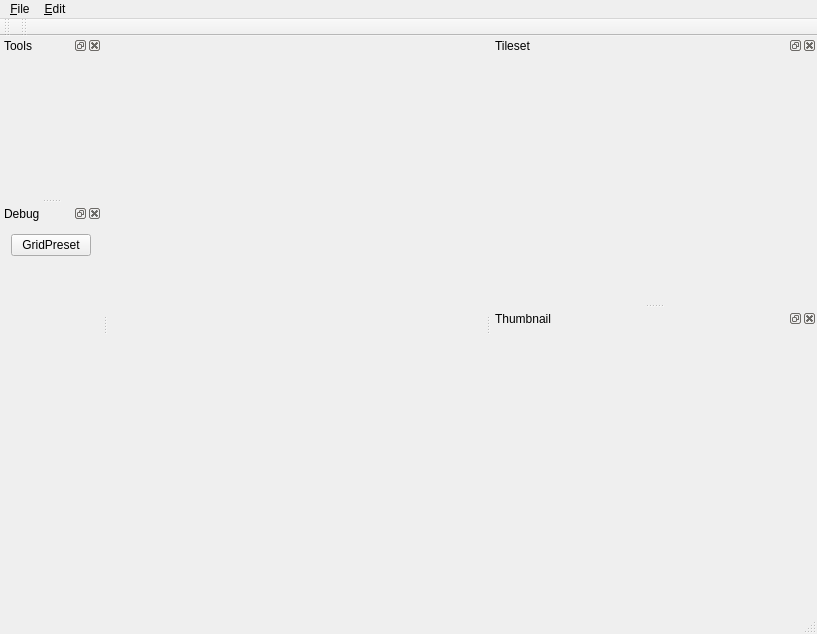
Before: the Qt Designer form src/scme_ui/Editor.ui in samapico/scme, drawn with Qt 5.
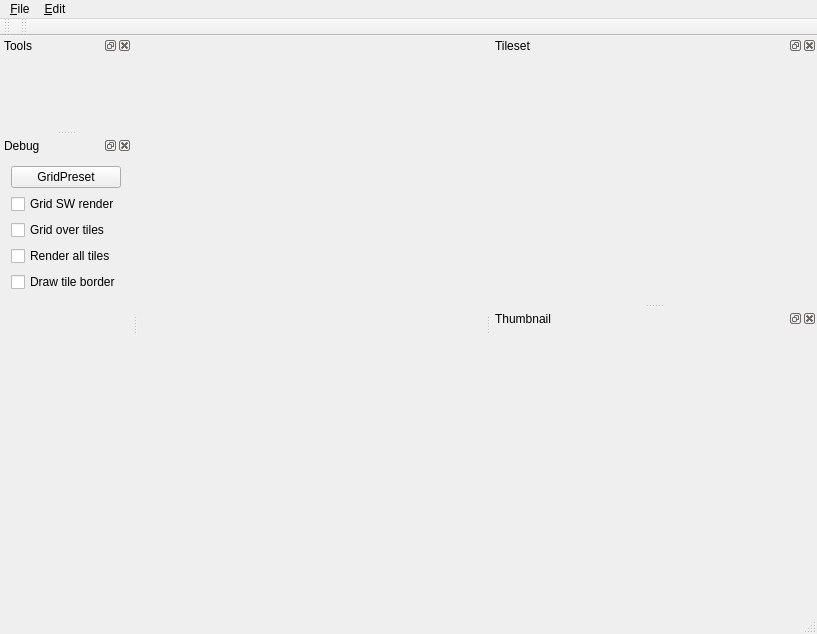
After: the same form once the commit is applied. Custom widgets are drawn as their Qt base class.

Commit message: Fine-tuned rendering of tiles and grid: - Added a grid rendering shader (can still be toggled off to use the software grid rendering); - Fixed various flickering issues; - Adjusted drawing order for more consistency (with option to draw grid over tiles); - Added various checkable options to test both software and hardware grid rendering;

The edit to the form file:
```diff
--- a/src/scme_ui/Editor.ui
+++ b/src/scme_ui/Editor.ui
@@ -152,6 +152,34 @@
        </property>
       </widget>
      </item>
+     <item>
+      <widget class="QCheckBox" name="useSoftwareGrid">
+       <property name="text">
+        <string>Grid SW render</string>
+       </property>
+      </widget>
+     </item>
+     <item>
+      <widget class="QCheckBox" name="drawGridOverTiles">
+       <property name="text">
+        <string>Grid over tiles</string>
+       </property>
+      </widget>
+     </item>
+     <item>
+      <widget class="QCheckBox" name="renderAllTiles">
+       <property name="text">
+        <string>Render all tiles</string>
+       </property>
+      </widget>
+     </item>
+     <item>
+      <widget class="QCheckBox" name="renderTileBorder">
+       <property name="text">
+        <string>Draw tile border</string>
+       </property>
+      </widget>
+     </item>
      <item>
       <spacer name="verticalSpacer_3">
        <property name="orientation">
```
The commit also changes 19 other files.
